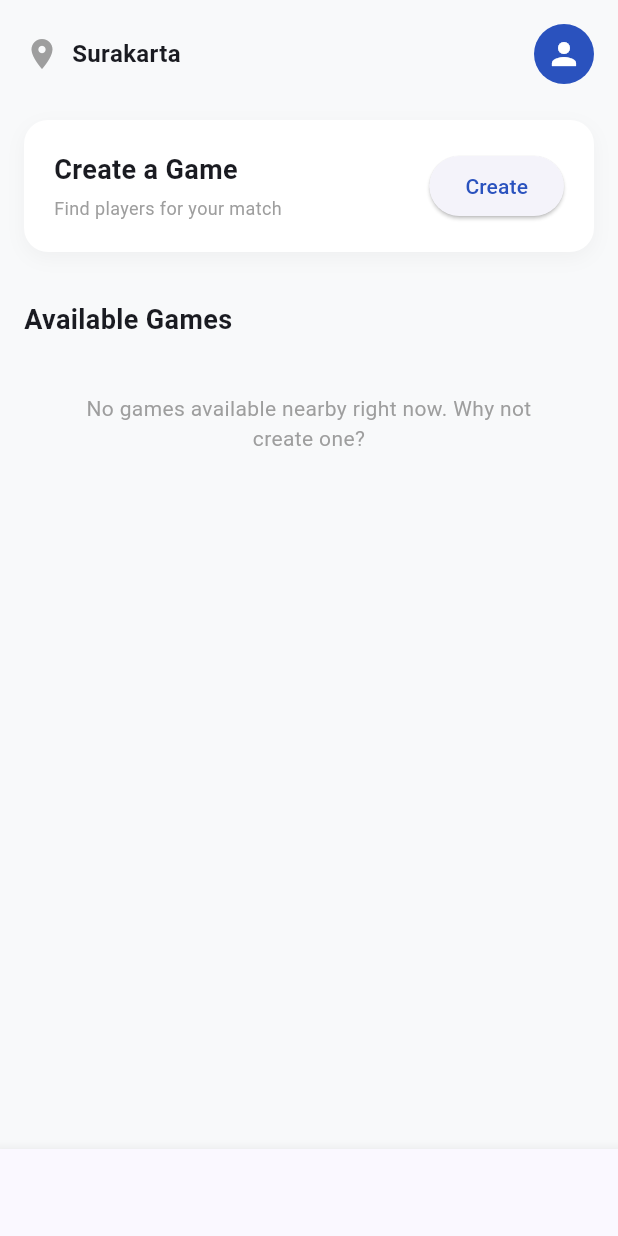
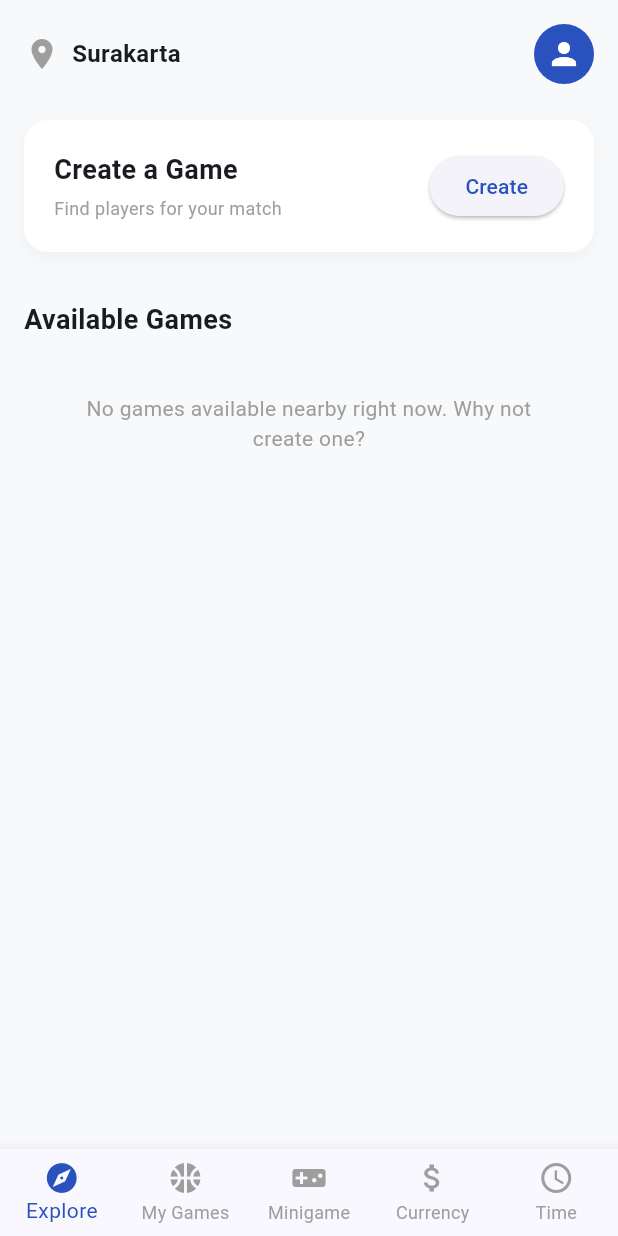
Before and after one commit to dosedaf/hoopsie, a Flutter app: the MainNavigation screen opened directly, on a phone screen of 412 x 824 dp. Run offline on Flutter 3.47's test engine with Material 3 defaults, Android fonts, the phone set to English and light mode, and no system bars; our stand-ins replace sqflite, sqflite_common_ffi; accounts and stored records are empty.

Commit message:
feat: main nav

```diff
--- a/lib/pages/main_navigation.dart
+++ b/lib/pages/main_navigation.dart
@@ -30,24 +30,24 @@
       bottomNavigationBar: BottomNavigationBar(
         currentIndex: _currentIndex,
         onTap: (index) => setState(() => _currentIndex = index),
+        type: BottomNavigationBarType.fixed,
+        selectedItemColor: const Color(0xFF2A52BE),
+        unselectedItemColor: Colors.grey,
         items: const [
           BottomNavigationBarItem(icon: Icon(Icons.explore), label: 'Explore'),
+          BottomNavigationBarItem(
+            icon: Icon(Icons.sports_basketball),
+            label: 'My Games',
+          ),
           BottomNavigationBarItem(
             icon: Icon(Icons.videogame_asset),
             label: 'Minigame',
           ),
           BottomNavigationBarItem(
-            icon: Icon(Icons.videogame_asset),
+            icon: Icon(Icons.attach_money),
             label: 'Currency',
           ),
-          BottomNavigationBarItem(
-            icon: Icon(Icons.videogame_asset),
-            label: 'Time',
-          ),
-          BottomNavigationBarItem(
-            icon: Icon(Icons.sports_basketball),
-            label: 'My Games',
-          ),
+          BottomNavigationBarItem(icon: Icon(Icons.access_time), label: 'Time'),
         ],
       ),
     );
```
